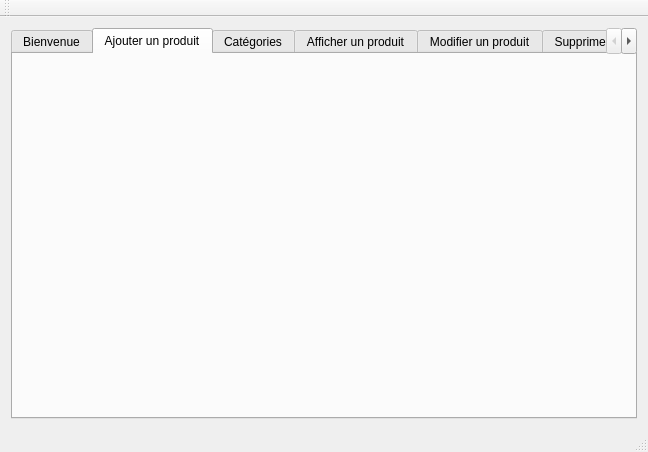
This is mainwindow.ui in choucheniheb/Projet_C-_2A23_Smart-beauty-center as Qt 5 draws it before an edit. The edited form follows.
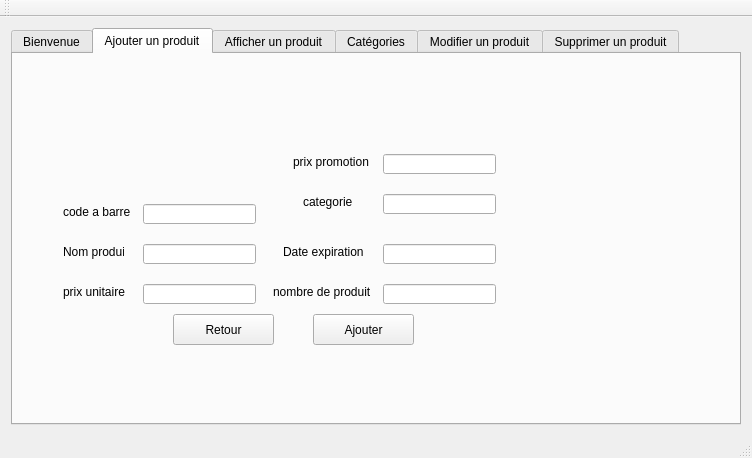
This is the edited form. The open tabs and pages were chosen to show the change.

```diff
--- a/mainwindow.ui
+++ b/mainwindow.ui
@@ -6,8 +6,8 @@
    <rect>
     <x>0</x>
     <y>0</y>
-    <width>648</width>
-    <height>452</height>
+    <width>752</width>
+    <height>458</height>
    </rect>
   </property>
   <property name="windowTitle">
@@ -42,6 +42,211 @@
        <attribute name="title">
         <string>Ajouter un produit</string>
        </attribute>
+       <widget class="QLabel" name="label_aa">
+        <property name="geometry">
+         <rect>
+          <x>-4</x>
+          <y>-7</y>
+          <width>631</width>
+          <height>361</height>
+         </rect>
+        </property>
+        <property name="text">
+         <string/>
+        </property>
+       </widget>
+       <widget class="QLabel" name="label_4">
+        <property name="geometry">
+         <rect>
+          <x>280</x>
+          <y>100</y>
+          <width>81</width>
+          <height>16</height>
+         </rect>
+        </property>
+        <property name="text">
+         <string>prix promotion</string>
+        </property>
+       </widget>
+       <widget class="QPushButton" name="aj_button">
+        <property name="geometry">
+         <rect>
+          <x>300</x>
+          <y>260</y>
+          <width>101</width>
+          <height>31</height>
+         </rect>
+        </property>
+        <property name="text">
+         <string>Ajouter</string>
+        </property>
+       </widget>
+       <widget class="QLabel" name="label">
+        <property name="geometry">
+         <rect>
+          <x>50</x>
+          <y>190</y>
+          <width>61</width>
+          <height>16</height>
+         </rect>
+        </property>
+        <property name="text">
+         <string>Nom produit</string>
+        </property>
+       </widget>
+       <widget class="QLabel" name="label_7">
+        <property name="geometry">
+         <rect>
+          <x>270</x>
+          <y>190</y>
+          <width>81</width>
+          <height>16</height>
+         </rect>
+        </property>
+        <property name="text">
+         <string>Date expiration</string>
+        </property>
+       </widget>
+       <widget class="QLabel" name="label_3">
+        <property name="geometry">
+         <rect>
+          <x>50</x>
+          <y>230</y>
+          <width>71</width>
+          <height>16</height>
+         </rect>
+        </property>
+        <property name="text">
+         <string>prix unitaire</string>
+        </property>
+       </widget>
+       <widget class="QLineEdit" name="date_edit">
+        <property name="geometry">
+         <rect>
+          <x>370</x>
+          <y>190</y>
+          <width>113</width>
+          <height>20</height>
+         </rect>
+        </property>
+       </widget>
+       <widget class="QLineEdit" name="code_edit">
+        <property name="geometry">
+         <rect>
+          <x>130</x>
+          <y>150</y>
+          <width>113</width>
+          <height>20</height>
+         </rect>
+        </property>
+       </widget>
+       <widget class="QLineEdit" name="categorie_edit">
+        <property name="geometry">
+         <rect>
+          <x>370</x>
+          <y>140</y>
+          <width>113</width>
+          <height>20</height>
+         </rect>
+        </property>
+       </widget>
+       <widget class="QLineEdit" name="prixp_edit">
+        <property name="geometry">
+         <rect>
+          <x>370</x>
+          <y>100</y>
+          <width>113</width>
+          <height>20</height>
+         </rect>
+        </property>
+       </widget>
+       <widget class="QLabel" name="label_2">
+        <property name="geometry">
+         <rect>
+          <x>50</x>
+          <y>150</y>
+          <width>71</width>
+          <height>16</height>
+         </rect>
+        </property>
+        <property name="text">
+         <string>code a barre</string>
+        </property>
+       </widget>
+       <widget class="QLabel" name="label_5">
+        <property name="geometry">
+         <rect>
+          <x>290</x>
+          <y>140</y>
+          <width>61</width>
+          <height>16</height>
+         </rect>
+        </property>
+        <property name="text">
+         <string>categorie</string>
+        </property>
+       </widget>
+       <widget class="QLineEdit" name="nom_edit">
+        <property name="geometry">
+         <rect>
+          <x>130</x>
+          <y>190</y>
+          <width>113</width>
+          <height>20</height>
+         </rect>
+        </property>
+       </widget>
+       <widget class="QLineEdit" name="prixu_edit">
+        <property name="geometry">
+         <rect>
+          <x>130</x>
+          <y>230</y>
+          <width>113</width>
+          <height>20</height>
+         </rect>
+        </property>
+       </widget>
+       <widget class="QLabel" name="label_6">
+        <property name="geometry">
+         <rect>
+          <x>260</x>
+          <y>230</y>
+          <width>101</width>
+          <height>16</height>
+         </rect>
+        </property>
+        <property name="text">
+         <string>nombre de produit</string>
+        </property>
+       </widget>
+       <widget class="QPushButton" name="pushButton_4">
+        <property name="geometry">
+         <rect>
+          <x>160</x>
+          <y>260</y>
+          <width>101</width>
+          <height>31</height>
+         </rect>
+        </property>
+        <property name="text">
+         <string>Retour</string>
+        </property>
+       </widget>
+       <widget class="QLineEdit" name="nbreEdit">
+        <property name="geometry">
+         <rect>
+          <x>370</x>
+          <y>230</y>
+          <width>113</width>
+          <height>20</height>
+         </rect>
+        </property>
+       </widget>
+      </widget>
+      <widget class="QWidget" name="tab_2">
+       <attribute name="title">
+        <string>Afficher un produit</string>
+       </attribute>
       </widget>
       <widget class="QWidget" name="tab_5">
        <attribute name="title">
@@ -155,11 +360,6 @@
         <widget class="QWidget" name="page_2"/>
        </widget>
       </widget>
-      <widget class="QWidget" name="tab_2">
-       <attribute name="title">
-        <string>Afficher un produit</string>
-       </attribute>
-      </widget>
       <widget class="QWidget" name="tab_3">
        <attribute name="title">
         <string>Modifier un produit</string>
```
Left out of the diff: 24 changed lines with no effect on the pictures.
